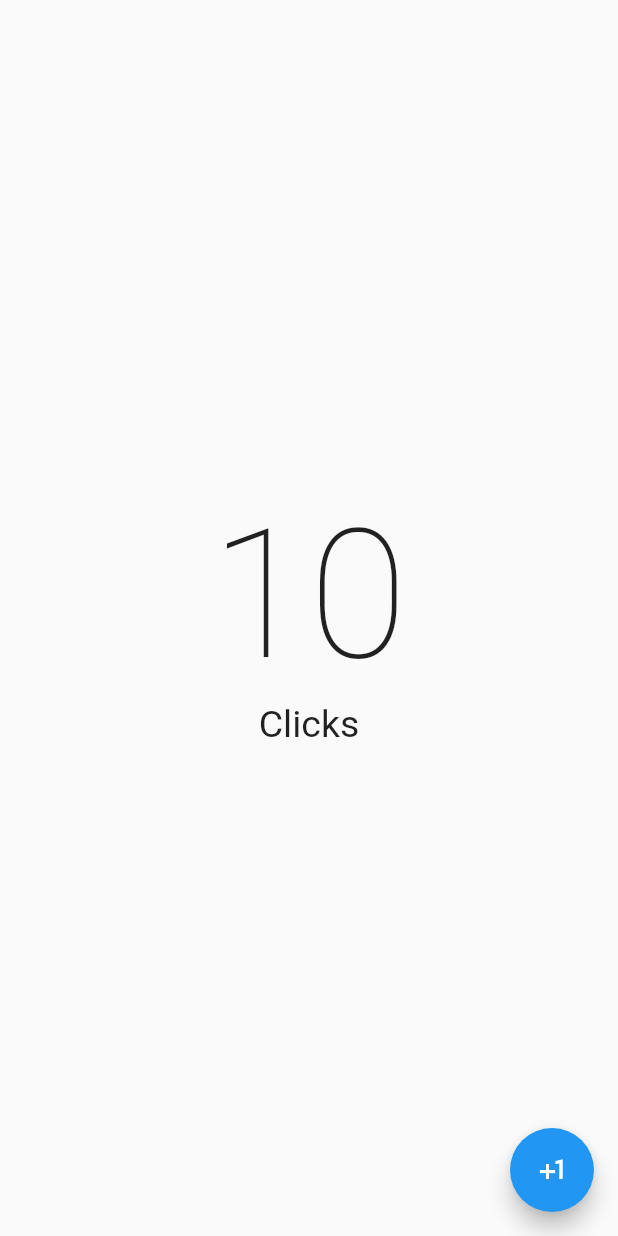
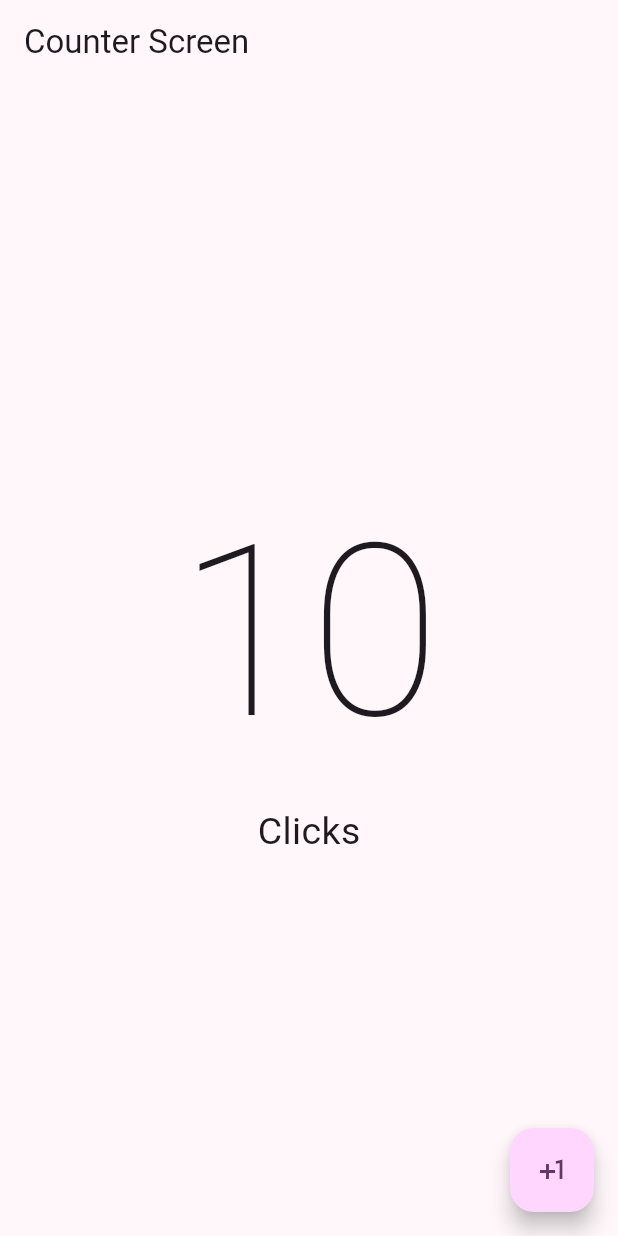
Before and after one commit to Flutter-2023/02_hello_world_app, a Flutter app: the screen it shows after launch, on a phone screen of 412 x 824 dp. Run offline on Flutter 3.47's test engine with Material 2 defaults, Android fonts, the phone set to English and light mode, and no system bars.

```diff
--- a/lib/main.dart
+++ b/lib/main.dart
@@ -11,9 +11,13 @@ class MyApp extends StatelessWidget {
 
   @override
   Widget build(BuildContext context) {
-    return const MaterialApp(
+    return MaterialApp(
       debugShowCheckedModeBanner: false,
-      home: CounterScreen(),
+      theme: ThemeData(
+        useMaterial3: true,
+        colorSchemeSeed: Colors.purple
+      ),
+      home: const CounterScreen(),
     );
   }
 
--- a/lib/presentation/screens/counter/counter_screen.dart
+++ b/lib/presentation/screens/counter/counter_screen.dart
@@ -7,12 +7,15 @@ class CounterScreen extends StatelessWidget {
   @override
   Widget build(BuildContext context) {
     return Scaffold(
+      appBar: AppBar(
+        title: const Text('Counter Screen'),
+      ),
       body: Center(
         child: Column(
           mainAxisAlignment: MainAxisAlignment.center,
           children: const [
-            Text('10', style: TextStyle(fontSize: 120, fontWeight: FontWeight.w100)),
-            Text('Clicks', style: TextStyle(fontSize: 25.0)),
+            Text('10', style: TextStyle(fontSize: 160, fontWeight: FontWeight.w100)),
+            Text('Clicks', style: TextStyle(fontSize: 25)),
           ],
         ),
       ),
```
